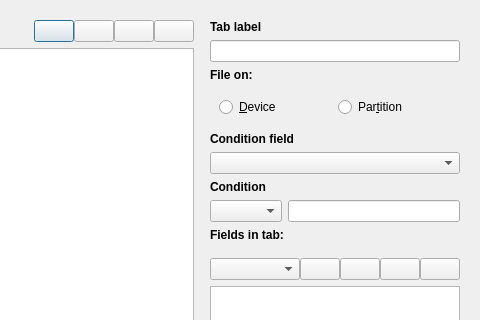
Qt form ui/tabconfig.ui (iddekingej/blgui) before a commit; both pictures show x 125 to 605 and y 0 to 320 of the 605 by 687 pixel window.
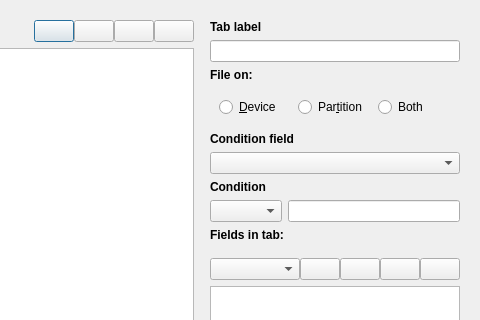
The same form after that commit. Icons and pictures are not drawn.

Commit message: * Tab def: filter on  device,partition or both

The edit to the form file:
```diff
--- a/ui/tabconfig.ui
+++ b/ui/tabconfig.ui
@@ -221,6 +221,13 @@
                </property>
               </widget>
              </item>
+             <item>
+              <widget class="QRadioButton" name="filterBoth">
+               <property name="text">
+                <string>Both</string>
+               </property>
+              </widget>
+             </item>
             </layout>
            </widget>
           </item>
```
The commit also changes 3 other files.
